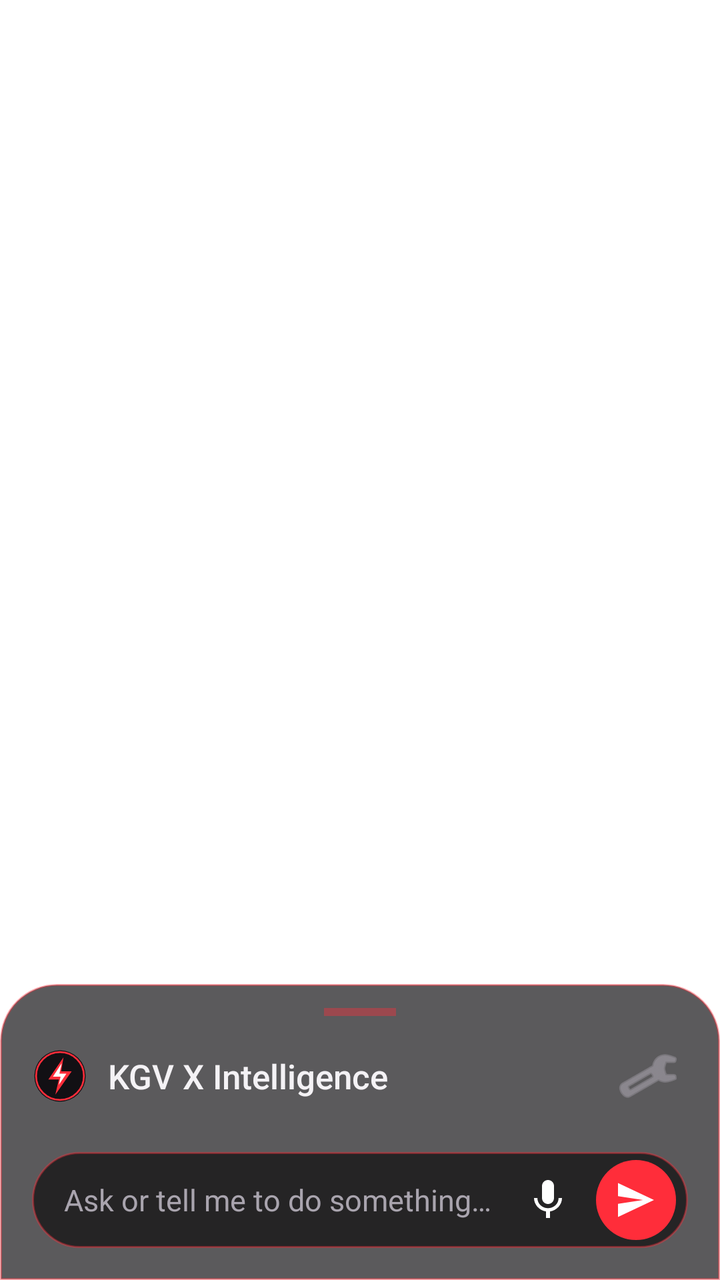
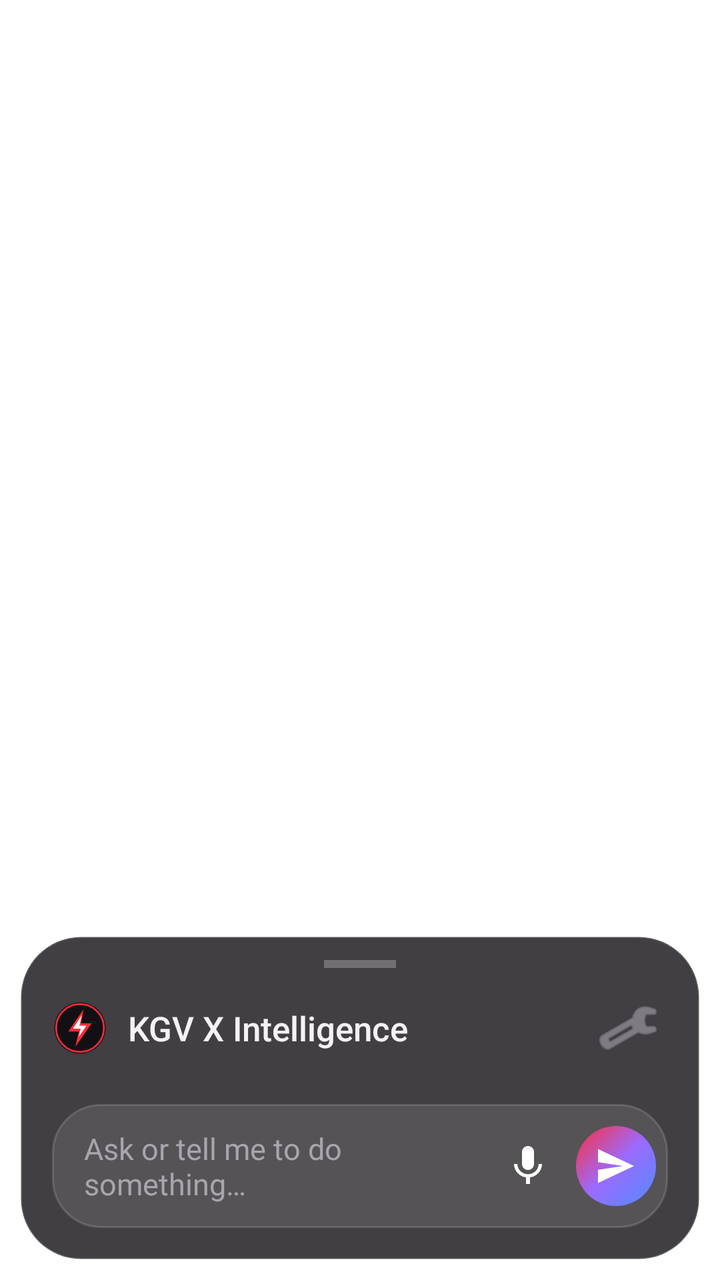

Compare the two renders of this Android layout. The source of the first and the diff that turns it into the second are given below.
<!-- AndroidManifest.xml: activity theme Theme.KGV.Assist -->
<!-- res/layout/activity_assist.xml -->
<?xml version="1.0" encoding="utf-8"?>
<FrameLayout xmlns:android="http://schemas.android.com/apk/res/android"
    android:id="@+id/root"
    android:layout_width="match_parent"
    android:layout_height="match_parent"
    android:fitsSystemWindows="true">

    <LinearLayout
        android:id="@+id/sheet"
        android:layout_width="match_parent"
        android:layout_height="wrap_content"
        android:layout_gravity="bottom"
        android:background="@drawable/sheet_bg"
        android:clickable="true"
        android:orientation="vertical"
        android:paddingStart="16dp"
        android:paddingTop="12dp"
        android:paddingEnd="16dp"
        android:paddingBottom="16dp">

        <View
            android:layout_width="36dp"
            android:layout_height="4dp"
            android:layout_gravity="center_horizontal"
            android:layout_marginBottom="10dp"
            android:background="@color/kgv_red_dim" />

        <LinearLayout
            android:layout_width="match_parent"
            android:layout_height="wrap_content"
            android:gravity="center_vertical"
            android:orientation="horizontal">

            <ImageView
                android:layout_width="28dp"
                android:layout_height="28dp"
                android:src="@drawable/ic_kgv" />

            <TextView
                android:id="@+id/title"
                android:layout_width="0dp"
                android:layout_height="wrap_content"
                android:layout_marginStart="10dp"
                android:layout_weight="1"
                android:fontFamily="sans-serif-medium"
                android:text="@string/app_name"
                android:textColor="@color/text"
                android:textSize="17sp" />

            <ImageButton
                android:id="@+id/settings"
                android:layout_width="40dp"
                android:layout_height="40dp"
                android:background="?android:attr/selectableItemBackgroundBorderless"
                android:contentDescription="Settings"
                android:src="@android:drawable/ic_menu_preferences"
                android:tint="@color/text_dim" />
        </LinearLayout>

        <ScrollView
            android:id="@+id/scroll"
            android:layout_width="match_parent"
            android:layout_height="wrap_content"
            android:layout_marginTop="8dp"
            android:fadingEdgeLength="24dp"
            android:requiresFadingEdge="vertical">

            <LinearLayout
                android:id="@+id/messages"
                android:layout_width="match_parent"
                android:layout_height="wrap_content"
                android:orientation="vertical" />
        </ScrollView>

        <LinearLayout
            android:layout_width="match_parent"
            android:layout_height="wrap_content"
            android:layout_marginTop="10dp"
            android:background="@drawable/input_bg"
            android:gravity="center_vertical"
            android:orientation="horizontal"
            android:paddingStart="16dp"
            android:paddingEnd="6dp">

            <EditText
                android:id="@+id/input"
                android:layout_width="0dp"
                android:layout_height="wrap_content"
                android:layout_weight="1"
                android:background="@null"
                android:hint="@string/hint"
                android:imeOptions="actionSend"
                android:inputType="textCapSentences|textMultiLine"
                android:maxLines="4"
                android:paddingTop="12dp"
                android:paddingBottom="12dp"
                android:textColor="@color/text"
                android:textColorHint="@color/text_dim"
                android:textSize="15sp" />

            <ImageButton
                android:id="@+id/mic"
                android:layout_width="40dp"
                android:layout_height="40dp"
                android:layout_marginEnd="4dp"
                android:background="?android:attr/selectableItemBackgroundBorderless"
                android:contentDescription="@string/voice"
                android:src="@drawable/ic_mic" />

            <ImageButton
                android:id="@+id/send"
                android:layout_width="40dp"
                android:layout_height="40dp"
                android:layout_marginTop="4dp"
                android:layout_marginBottom="4dp"
                android:background="@drawable/send_bg"
                android:contentDescription="@string/send"
                android:src="@drawable/ic_send" />
        </LinearLayout>
    </LinearLayout>
</FrameLayout>
<!-- resources referenced by this layout -->
<resources>
  <color name="kgv_red_dim">#66FF2D3A</color>
  <color name="text">#FFF4F2F5</color>
  <color name="text_dim">#FFA9A4AE</color>
  <!-- drawable ic_kgv (drawable) -->
  <?xml version="1.0" encoding="utf-8"?>
  <vector xmlns:android="http://schemas.android.com/apk/res/android"
      android:width="48dp" android:height="48dp"
      android:viewportWidth="48" android:viewportHeight="48">
      <path android:fillColor="#FF121014"
          android:pathData="M24,2a22,22 0,1 1,0 44a22,22 0,1 1,0 -44z" />
      <path android:strokeColor="#FFFF2D3A" android:strokeWidth="1.5"
          android:pathData="M24,3.5a20.5,20.5 0,1 1,0 41a20.5,20.5 0,1 1,0 -41z" />
      <path android:fillColor="#FFFF2D3A"
          android:pathData="M27,8L14,27h9l-3,13l14,-20h-9z" />
      <path android:fillColor="#FFFFFFFF"
          android:pathData="M25.5,13L18,24.5h6.5l-1.5,7l6.5,-9.5h-6z" />
  </vector>
  <!-- drawable ic_mic (drawable) -->
  <?xml version="1.0" encoding="utf-8"?>
  <vector xmlns:android="http://schemas.android.com/apk/res/android"
      android:width="24dp"
      android:height="24dp"
      android:viewportWidth="24"
      android:viewportHeight="24">
      <path
          android:fillColor="#FFFFFFFF"
          android:pathData="M12,14c1.66,0 3,-1.34 3,-3V5c0,-1.66 -1.34,-3 -3,-3S9,3.34 9,5v6C9,12.66 10.34,14 12,14zM17.3,11c0,3 -2.54,5.1 -5.3,5.1S6.7,14 6.7,11H5c0,3.41 2.72,6.23 6,6.72V21h2v-3.28c3.28,-0.48 6,-3.3 6,-6.72H17.3z" />
  </vector>
  <!-- drawable ic_send (drawable) -->
  <?xml version="1.0" encoding="utf-8"?>
  <vector xmlns:android="http://schemas.android.com/apk/res/android"
      android:width="24dp" android:height="24dp"
      android:viewportWidth="24" android:viewportHeight="24">
      <path android:fillColor="#FFFFFFFF"
          android:pathData="M3,20.5l18,-8.5L3,3.5v6.6l12.5,1.9L3,13.9z" />
  </vector>
  <!-- drawable input_bg (drawable) -->
  <?xml version="1.0" encoding="utf-8"?>
  <shape xmlns:android="http://schemas.android.com/apk/res/android">
      <solid android:color="#99000000" />
      <stroke android:width="1dp" android:color="@color/kgv_red_dim" />
      <corners android:radius="24dp" />
  </shape>
  <!-- drawable send_bg (drawable) -->
  <?xml version="1.0" encoding="utf-8"?>
  <shape xmlns:android="http://schemas.android.com/apk/res/android" android:shape="oval">
      <solid android:color="@color/kgv_red" />
  </shape>
  <!-- drawable sheet_bg (drawable) -->
  <?xml version="1.0" encoding="utf-8"?>
  <shape xmlns:android="http://schemas.android.com/apk/res/android">
      <solid android:color="@color/sheet" />
      <stroke android:width="1dp" android:color="@color/kgv_red_dim" />
      <corners android:topLeftRadius="28dp" android:topRightRadius="28dp" />
  </shape>
  <string name="app_name">KGV X Intelligence</string>
  <string name="hint">Ask or tell me to do something…</string>
  <string name="send">Send</string>
  <string name="voice">Voice input</string>
  <style name="Theme.KGV.Assist" parent="@android:style/Theme.DeviceDefault.NoActionBar">
          <item name="android:windowIsTranslucent">true</item>
          <item name="android:windowBackground">@android:color/transparent</item>
          <item name="android:windowNoTitle">true</item>
          <item name="android:windowBlurBehindEnabled">true</item>
          <item name="android:windowBlurBehindRadius">48dp</item>
          <item name="android:backgroundDimEnabled">true</item>
          <item name="android:backgroundDimAmount">0.35</item>
          <item name="android:windowAnimationStyle">@android:style/Animation.InputMethod</item>
          <item name="android:statusBarColor">@android:color/transparent</item>
          <item name="android:navigationBarColor">@android:color/transparent</item>
          <item name="android:colorAccent">@color/kgv_red</item>
      </style>
  <color name="kgv_red">#FFFF2D3A</color>
  <color name="sheet">#B0121014</color>
</resources>

<!-- the commit's change to res/layout/activity_assist.xml (unified diff, before → after) -->
@@ -10,7 +10,9 @@
         android:layout_width="match_parent"
         android:layout_height="wrap_content"
         android:layout_gravity="bottom"
+        android:layout_margin="10dp"
         android:background="@drawable/sheet_bg"
+        android:elevation="12dp"
         android:clickable="true"
         android:orientation="vertical"
         android:paddingStart="16dp"
@@ -23,7 +25,7 @@
             android:layout_height="4dp"
             android:layout_gravity="center_horizontal"
             android:layout_marginBottom="10dp"
-            android:background="@color/kgv_red_dim" />
+            android:background="#40FFFFFF" />
 
         <LinearLayout
             android:layout_width="match_parent"
<!-- resource entries referenced after the edit -->
@@ -1,6 +1,5 @@
 <!-- resources referenced by this layout -->
 <resources>
-  <color name="kgv_red_dim">#66FF2D3A</color>
   <color name="text">#FFF4F2F5</color>
   <color name="text_dim">#FFA9A4AE</color>
   <!-- drawable ic_kgv (drawable) -->
@@ -39,21 +38,25 @@
   <!-- drawable input_bg (drawable) -->
   <?xml version="1.0" encoding="utf-8"?>
   <shape xmlns:android="http://schemas.android.com/apk/res/android">
-      <solid android:color="#99000000" />
-      <stroke android:width="1dp" android:color="@color/kgv_red_dim" />
+      <solid android:color="#1AFFFFFF" />
+      <stroke android:width="1dp" android:color="#26FFFFFF" />
       <corners android:radius="24dp" />
   </shape>
   <!-- drawable send_bg (drawable) -->
   <?xml version="1.0" encoding="utf-8"?>
   <shape xmlns:android="http://schemas.android.com/apk/res/android" android:shape="oval">
-      <solid android:color="@color/kgv_red" />
+      <gradient
+          android:angle="315"
+          android:startColor="#FFFF2D3A"
+          android:centerColor="#FF9B6BFF"
+          android:endColor="#FF4F8BFF" />
   </shape>
   <!-- drawable sheet_bg (drawable) -->
   <?xml version="1.0" encoding="utf-8"?>
   <shape xmlns:android="http://schemas.android.com/apk/res/android">
       <solid android:color="@color/sheet" />
-      <stroke android:width="1dp" android:color="@color/kgv_red_dim" />
-      <corners android:topLeftRadius="28dp" android:topRightRadius="28dp" />
+      <stroke android:width="1dp" android:color="#26FFFFFF" />
+      <corners android:radius="30dp" />
   </shape>
   <string name="app_name">KGV X Intelligence</string>
   <string name="hint">Ask or tell me to do something…</string>
@@ -73,6 +76,6 @@
           <item name="android:colorAccent">@color/kgv_red</item>
       </style>
   <color name="kgv_red">#FFFF2D3A</color>
-  <color name="sheet">#B0121014</color>
+  <color name="sheet">#CC121014</color>
 </resources>
 
